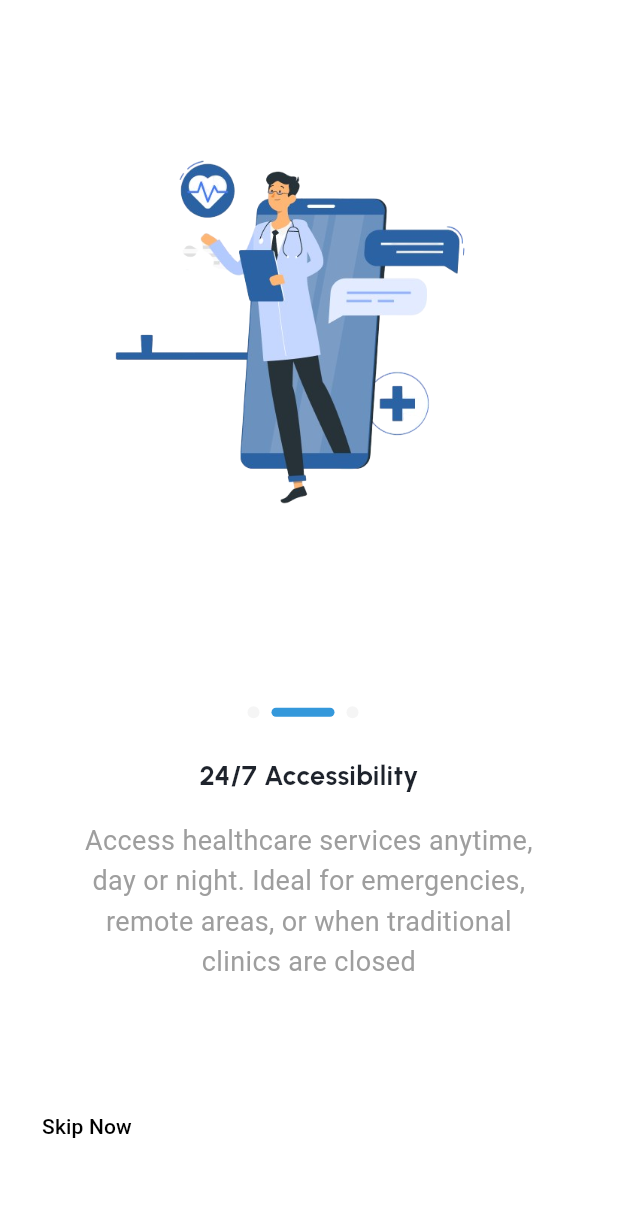
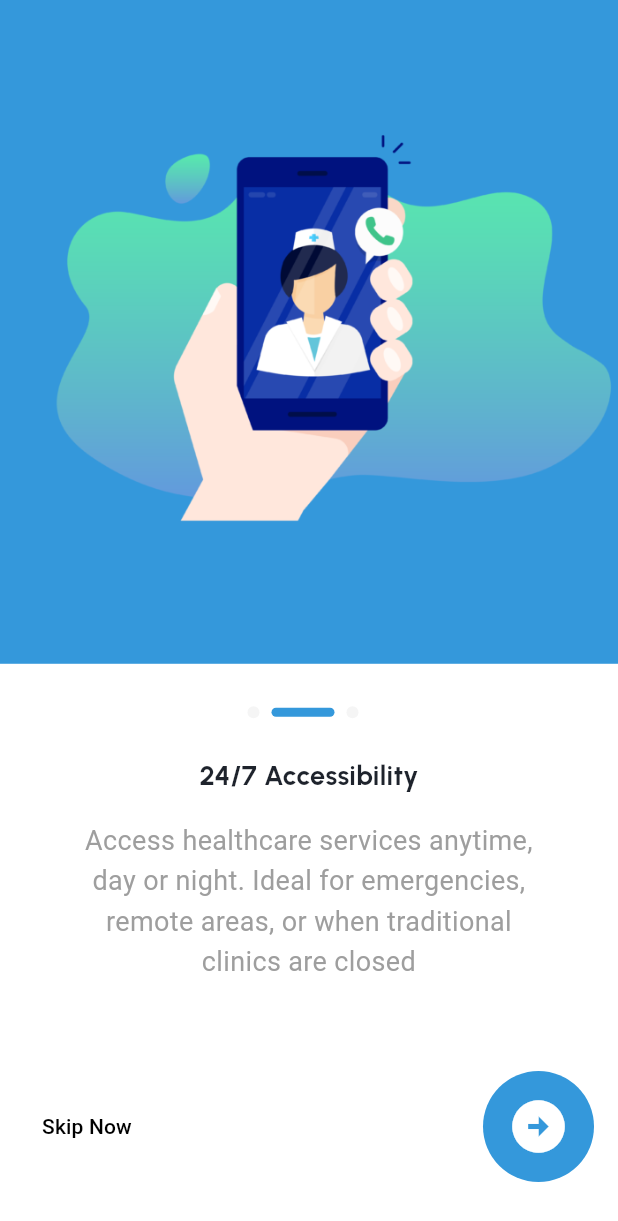
Before and after one commit to mahider-anmut/telemedicine-app, a Flutter app: the screen it shows after launch, swiped to page 2, on a phone screen of 412 x 824 dp. Shown: the top 1221 px of the screen. Run offline on Flutter 3.47's test engine with Material 3 defaults, Android fonts, the phone set to English and light mode, and no system bars; our stand-ins replace connectivity_plus, flutter_spinkit, fluttertoast, shared_preferences.

Commit message:
update intro page

```diff
--- a/lib/view/auth/introPage.dart
+++ b/lib/view/auth/introPage.dart
@@ -76,12 +76,13 @@ class _IntroScreenState extends State<IntroScreen> {
               itemBuilder: (BuildContext context, int index){
                 return IntroWidget(
                   index: index,
-                  color: _pages[index]['color']=="primary"?AppTheme.getThemeExtension(context).primaryColor!:AppTheme.getThemeExtension(context).primaryBGColor!,
+                  color: _pages[index]['color']=="primary"?AppTheme.getThemeExtension(context).primaryColor!:AppTheme.getThemeExtension(context).primaryLightColor!,
                   title: _pages[index]['title'],
                   description: _pages[index]['description'],
                   image: _pages[index]['image'],
                   skip: _pages[index]['skip'],
                   onTab: onNextPage,
+                  fitImage: false,
                 );
               }
           ),
--- a/lib/widgets/introWidget.dart
+++ b/lib/widgets/introWidget.dart
@@ -15,7 +15,8 @@ class IntroWidget extends StatelessWidget {
     required this.skip,
     required this.image,
     required this.onTab,
-    required this.index,});
+    required this.index,
+    required this.fitImage});
 
   final Color color;
   final String title;
@@ -24,6 +25,7 @@ class IntroWidget extends StatelessWidget {
   final String image;
   final VoidCallback onTab;
   final int index;
+  final bool fitImage;
 
   @override
   Widget build(BuildContext context) {
@@ -36,7 +38,7 @@ class IntroWidget extends StatelessWidget {
             decoration: BoxDecoration(
                 image: DecorationImage(
                     image: AssetImage(image),
-                    fit: BoxFit.contain
+                    fit: fitImage?BoxFit.fill:BoxFit.contain
                 )
             ),
           ),
```
Also changed, not shown: assets/images/intro/image2.png, assets/images/intro/image3.png.
